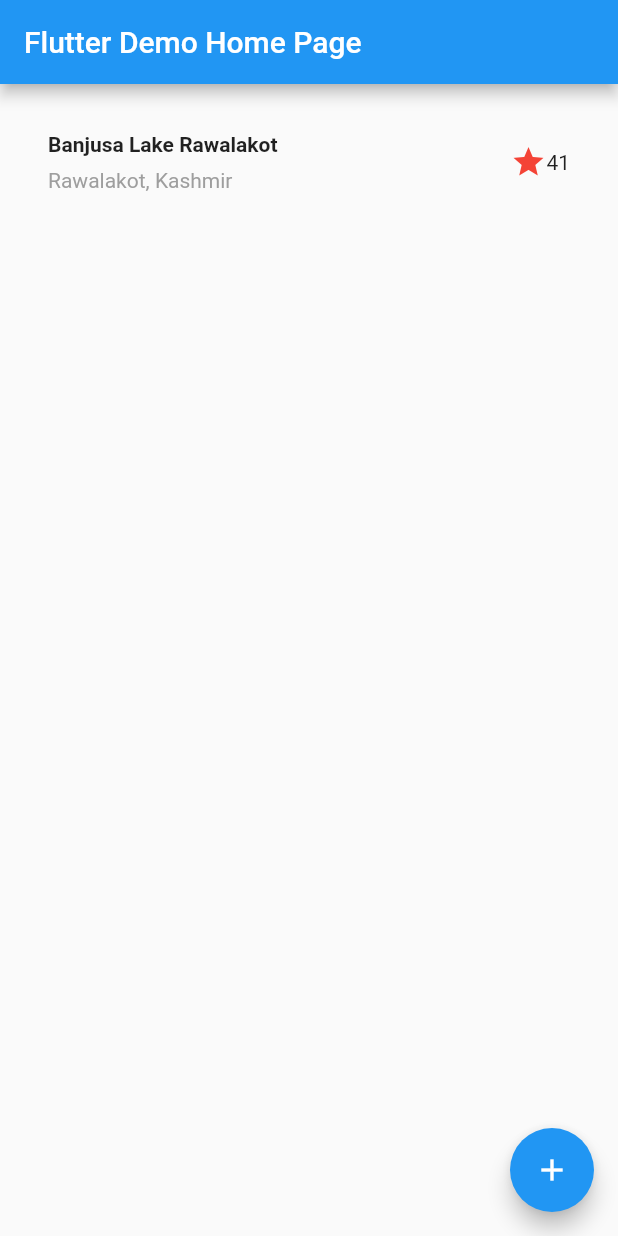
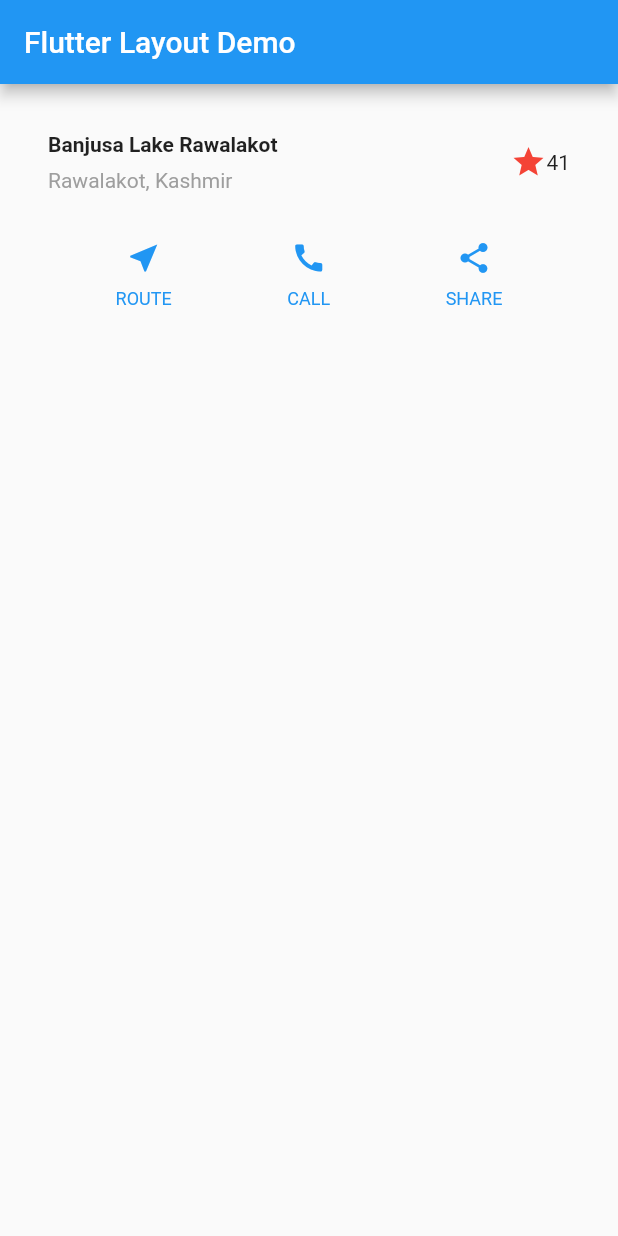
Before and after one commit to ameernormie/flutter-layout, a Flutter app: the screen it shows after launch, on a phone screen of 412 x 824 dp. Run offline on Flutter 3.47's test engine with Material 2 defaults, Android fonts, the phone set to English and light mode, and no system bars.

Commit message:
chore: fixed the loyout of app and added button section

```diff
--- a/lib/main.dart
+++ b/lib/main.dart
@@ -7,57 +7,6 @@ class MyApp extends StatelessWidget {
 
   @override
   Widget build(BuildContext context) {
-    return MaterialApp(
-      title: 'Flutter Layout Demo',
-      theme: ThemeData(
-        // This is the theme of your application.
-        //
-        // Try running your application with "flutter run". You'll see the
-        // application has a blue toolbar. Then, without quitting the app, try
-        // changing the primarySwatch below to Colors.green and then invoke
-        // "hot reload" (press "r" in the console where you ran "flutter run",
-        // or simply save your changes to "hot reload" in a Flutter IDE).
-        // Notice that the counter didn't reset back to zero; the application
-        // is not restarted.
-        primarySwatch: Colors.blue,
-      ),
-      home: MyHomePage(title: 'Flutter Demo Home Page'),
-    );
-  }
-}
-
-class MyHomePage extends StatefulWidget {
-  MyHomePage({Key key, this.title}) : super(key: key);
-
-  // This widget is the home page of your application. It is stateful, meaning
-  // that it has a State object (defined below) that contains fields that affect
-  // how it looks.
-
-  // This class is the configuration for the state. It holds the values (in this
-  // case the title) provided by the parent (in this case the App widget) and
-  // used by the build method of the State. Fields in a Widget subclass are
-  // always marked "final".
-
-  final String title;
-
-  @override
-  _MyHomePageState createState() => _MyHomePageState();
-}
-
-class _MyHomePageState extends State<MyHomePage> {
-  int _counter = 0;
-
-  void _incrementCounter() {
-    setState(() {
-      // This call to setState tells the Flutter framework that something has
-      // changed in this State, which causes it to rerun the build method below
-      // so that the display can reflect the updated values. If we changed
-      // _counter without calling setState(), then the build method would not be
-      // called again, and so nothing would appear to happen.
-      _counter++;
-    });
-  }
-
     Widget titleSection = Container(
       padding: const EdgeInsets.all(32),
       child: Row(
@@ -86,46 +35,56 @@ class _MyHomePageState extends State<MyHomePage> {
       ),
     );
 
-  @override
-  Widget build(BuildContext context) {
-    // This method is rerun every time setState is called, for instance as done
-    // by the _incrementCounter method above.
+    Color color = Theme.of(context).primaryColor;
+
+    Widget buttonSection = Container(
+      child: Row(
+        mainAxisAlignment: MainAxisAlignment.spaceEvenly,
+        children: <Widget>[
+          _buildButtonColumn(color, Icons.near_me, 'ROUTE'),
+          _buildButtonColumn(color, Icons.call, 'CALL'),
+          _buildButtonColumn(color, Icons.share, 'SHARE'),
+        ],
+      ),
+    );
+
+    return MaterialApp(
+        title: 'Flutter Layout Demo',
+        theme: ThemeData(
+          // This is the theme of your application.
           //
-    // The Flutter framework has been optimized to make rerunning build methods
-    // fast, so that you can just rebuild anything that needs updating rather
-    // than having to individually change instances of widgets.
-    return Scaffold(
+          // Try running your application with "flutter run". You'll see the
+          // application has a blue toolbar. Then, without quitting the app, try
+          // changing the primarySwatch below to Colors.green and then invoke
+          // "hot reload" (press "r" in the console where you ran "flutter run",
+          // or simply save your changes to "hot reload" in a Flutter IDE).
+          // Notice that the counter didn't reset back to zero; the application
+          // is not restarted.
+          primarySwatch: Colors.blue,
+        ),
+        home: Scaffold(
           appBar: AppBar(
-        // Here we take the value from the MyHomePage object that was created by
-        // the App.build method, and use it to set our appbar title.
-        title: Text(widget.title),
+            title: Text('Flutter Layout Demo'),
           ),
-      body: Center(
-        // Center is a layout widget. It takes a single child and positions it
-        // in the middle of the parent.
-        child: Column(
-          // Column is also layout widget. It takes a list of children and
-          // arranges them vertically. By default, it sizes itself to fit its
-          // children horizontally, and tries to be as tall as its parent.
-          //
-          // Invoke "debug painting" (press "p" in the console, choose the
-          // "Toggle Debug Paint" action from the Flutter Inspector in Android
-          // Studio, or the "Toggle Debug Paint" command in Visual Studio Code)
-          // to see the wireframe for each widget.
-          //
-          // Column has various properties to control how it sizes itself and
-          // how it positions its children. Here we use mainAxisAlignment to
-          // center the children vertically; the main axis here is the vertical
-          // axis because Columns are vertical (the cross axis would be
-          // horizontal).
-          children: <Widget>[titleSection],
+          body: ListView(
+            children: <Widget>[titleSection, buttonSection],
           ),
-      ),
-      floatingActionButton: FloatingActionButton(
-        onPressed: _incrementCounter,
-        tooltip: 'Increment',
-        child: Icon(Icons.add),
-      ), // This trailing comma makes auto-formatting nicer for build methods.
+        ));
+  }
+
+  Column _buildButtonColumn(Color color, IconData icon, String label) {
+    return Column(
+      mainAxisSize: MainAxisSize.min,
+      mainAxisAlignment: MainAxisAlignment.center,
+      children: <Widget>[
+        Icon(icon, color: color),
+        Container(
+          margin: const EdgeInsets.only(top: 8),
+          child: Text(label,
+              style: TextStyle(
+                  fontSize: 12, fontWeight: FontWeight.w400, color: color)),
+        )
+      ],
     );
   }
 }
```
Lines whose indentation alone changed are shown as unchanged.
